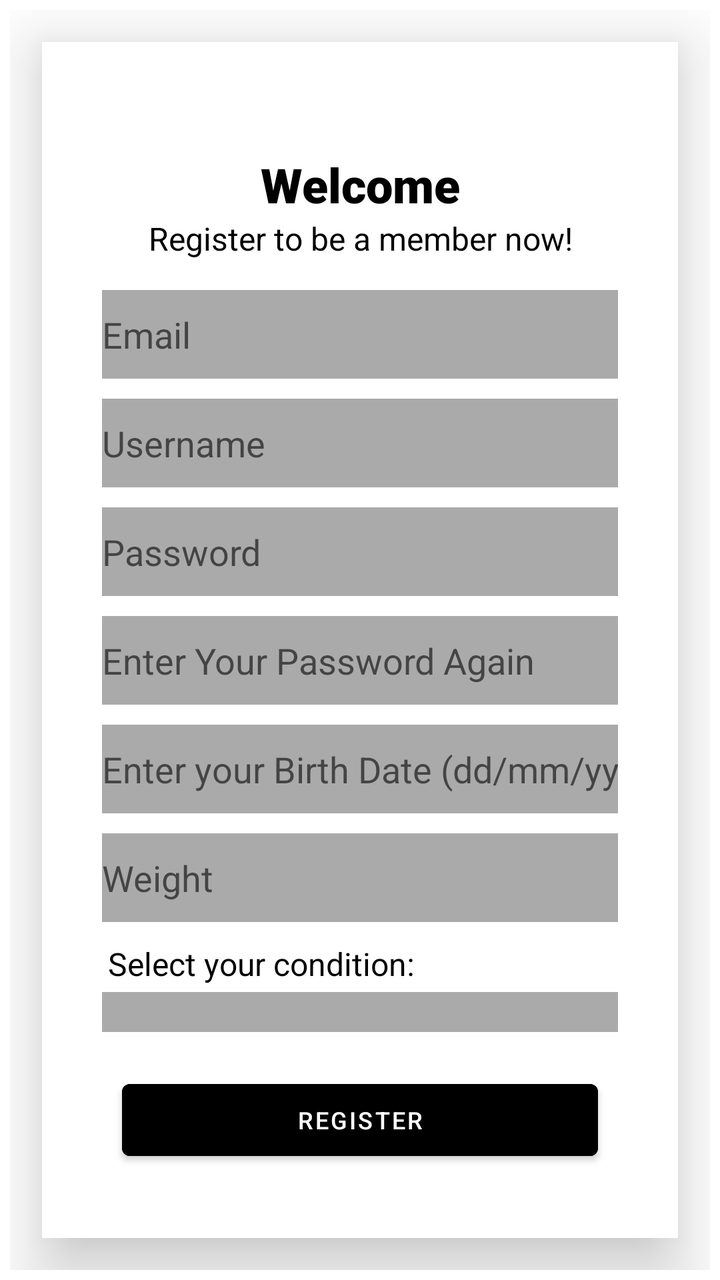
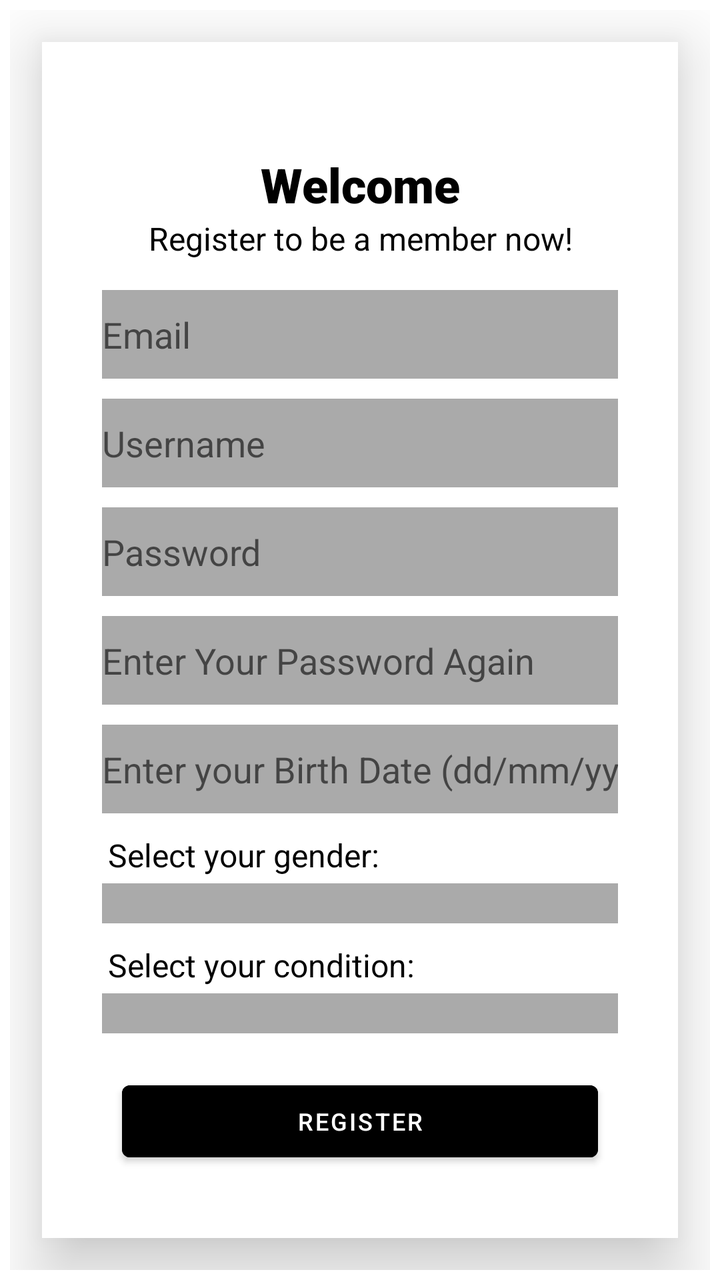

Two renders of the same Android screen: before a commit and after it. Below are the layout's source before the change and the commit's diff.
<!-- AndroidManifest.xml: application theme Theme.LPB2024 -->
<!-- res/layout/fragment_register.xml -->
<RelativeLayout xmlns:android="http://schemas.android.com/apk/res/android"
    xmlns:app="http://schemas.android.com/apk/res-auto"
    xmlns:tools="http://schemas.android.com/tools"
    android:layout_width="match_parent"
    android:layout_height="match_parent"
    android:padding="5dp"
    tools:context=".RegisterFragment"
    android:background="@color/white">

    <RelativeLayout xmlns:android="http://schemas.android.com/apk/res/android"
        xmlns:app="http://schemas.android.com/apk/res-auto"
        xmlns:tools="http://schemas.android.com/tools"
        android:layout_width="match_parent"
        android:layout_height="match_parent"
        android:padding="5dp"
        tools:context=".MainActivity"
        android:elevation="20dp"
        android:layout_margin="16dp"
        android:clipToPadding="false"
        android:clipChildren="false"
        android:background="@color/white">

        <TextView
            android:id="@+id/texttitle"
            android:layout_width="match_parent"
            android:layout_height="wrap_content"
            android:text="Welcome"
            android:textSize="24dp"
            android:layout_marginTop="50dp"
            android:layout_marginRight="25dp"
            android:layout_marginLeft="25dp"
            android:textAlignment="center"
            android:fontFamily="sans-serif-black"
            android:textColor="@color/black"/>

        <TextView
            android:id="@+id/text2"
            android:layout_width="match_parent"
            android:layout_height="wrap_content"
            android:text="Register to be a member now!"
            android:textSize="16dp"
            android:layout_marginRight="25dp"
            android:layout_marginLeft="25dp"
            android:layout_below="@id/texttitle"
            android:textAlignment="center"
            android:fontFamily="sans-serif"
            android:textColor="@color/black"/>

        <EditText
            android:id="@+id/username"
            android:layout_width="match_parent"
            android:layout_height="wrap_content"
            android:hint="Email"
            android:textSize="18dp"
            android:layout_below="@id/text2"
            android:inputType="text"
            android:layout_marginTop="15dp"
            android:layout_marginRight="25dp"
            android:layout_marginLeft="25dp"
            android:background="@android:color/darker_gray"
            android:textColor="@android:color/black"
            android:paddingVertical="10dp"/>

        <EditText
            android:id="@+id/email"
            android:layout_width="match_parent"
            android:layout_height="wrap_content"
            android:hint="Username"
            android:textSize="18dp"
            android:layout_below="@id/username"
            android:inputType="textEmailAddress"
            android:layout_marginTop="10dp"
            android:layout_marginRight="25dp"
            android:layout_marginLeft="25dp"
            android:background="@android:color/darker_gray"
            android:textColor="@android:color/black"
            android:paddingVertical="10dp"/>

        <EditText
            android:id="@+id/password1"
            android:layout_width="match_parent"
            android:layout_height="wrap_content"
            android:hint="Password"
            android:textSize="18dp"
            android:layout_below="@id/email"
            android:inputType="textPassword"
            android:layout_marginTop="10dp"
            android:layout_marginRight="25dp"
            android:layout_marginLeft="25dp"
            android:background="@android:color/darker_gray"
            android:textColor="@android:color/black"
            android:paddingVertical="10dp"/>

        <EditText
            android:id="@+id/password2"
            android:layout_width="match_parent"
            android:layout_height="wrap_content"
            android:hint="Enter Your Password Again"
            android:textSize="18dp"
            android:layout_below="@id/password1"
            android:inputType="textPassword"
            android:layout_marginTop="10dp"
            android:layout_marginRight="25dp"
            android:layout_marginLeft="25dp"
            android:background="@android:color/darker_gray"
            android:textColor="@android:color/black"
            android:paddingVertical="10dp"/>

        <EditText
            android:id="@+id/birth_date"
            android:layout_width="match_parent"
            android:layout_height="wrap_content"
            android:hint="Enter your Birth Date (dd/mm/yyyy)"
            android:textSize="18dp"
            android:layout_below="@id/password2"
            android:inputType="date"
            android:layout_marginTop="10dp"
            android:layout_marginRight="25dp"
            android:layout_marginLeft="25dp"
            android:background="@android:color/darker_gray"
            android:textColor="@android:color/black"
            android:paddingVertical="10dp"/>

        <EditText
            android:id="@+id/weight"
            android:layout_width="match_parent"
            android:layout_height="wrap_content"
            android:hint="Weight"
            android:textSize="18dp"
            android:layout_below="@id/birth_date"
            android:inputType="number"
            android:layout_marginTop="10dp"
            android:layout_marginRight="25dp"
            android:layout_marginLeft="25dp"
            android:background="@android:color/darker_gray"
            android:textColor="@android:color/black"
            android:paddingVertical="10dp"/>

        <TextView
            android:id="@+id/text3"
            android:layout_width="match_parent"
            android:layout_height="wrap_content"
            android:text="Select your condition:"
            android:textSize="16dp"
            android:layout_marginTop="10dp"
            android:layout_marginRight="28dp"
            android:layout_marginLeft="28dp"
            android:layout_below="@id/weight"
            android:fontFamily="sans-serif"
            android:textColor="@android:color/black"/>

        <Spinner
            android:id="@+id/condition"
            android:layout_width="match_parent"
            android:layout_height="wrap_content"
            android:layout_below="@id/text3"
            android:layout_marginRight="25dp"
            android:layout_marginLeft="25dp"
            android:layout_marginTop="10px"
            android:background="@android:color/darker_gray"
            android:textColor="@android:color/black"
            android:paddingVertical="10dp"/>

        <Button
            android:id="@+id/btnLogin"
            android:layout_width="match_parent"
            android:layout_height="wrap_content"
            android:textSize="12dp"
            android:text="REGISTER"
            android:layout_marginTop="20dp"
            android:layout_below="@id/condition"
            android:layout_marginRight="35dp"
            android:layout_marginLeft="35dp"
            android:backgroundTint="@color/black"/>

    </RelativeLayout>


</RelativeLayout>
<!-- resources referenced by this layout -->
<resources>
  <color name="black">#FF000000</color>
  <color name="white">#FFFFFFFF</color>
  <style name="Theme.LPB2024" parent="Theme.MaterialComponents.DayNight.NoActionBar">
          
          <item name="colorPrimary">@color/white</item>
          <item name="colorPrimaryVariant">@color/black</item>
          <item name="colorOnPrimary">@color/white</item>
          
          <item name="colorSecondary">@color/black</item>
          <item name="colorSecondaryVariant">@color/black</item>
          <item name="colorOnSecondary">@color/black</item>
          
          <item name="android:statusBarColor">?attr/colorPrimaryVariant</item>
          
      </style>
</resources>

<!-- the commit's change to res/layout/fragment_register.xml (unified diff, before → after) -->
@@ -111,9 +111,9 @@
             android:layout_width="match_parent"
             android:layout_height="wrap_content"
             android:hint="Enter your Birth Date (dd/mm/yyyy)"
-            android:textSize="18dp"
+            android:textSize="18sp"
             android:layout_below="@id/password2"
-            android:inputType="date"
+            android:inputType="text"
             android:layout_marginTop="10dp"
             android:layout_marginRight="25dp"
             android:layout_marginLeft="25dp"
@@ -121,17 +121,28 @@
             android:textColor="@android:color/black"
             android:paddingVertical="10dp"/>
 
-        <EditText
-            android:id="@+id/weight"
+
+        <TextView
+            android:id="@+id/gendertext"
             android:layout_width="match_parent"
             android:layout_height="wrap_content"
-            android:hint="Weight"
-            android:textSize="18dp"
+            android:text="Select your gender:"
+            android:textSize="16dp"
+            android:layout_marginTop="10dp"
+            android:layout_marginRight="28dp"
+            android:layout_marginLeft="28dp"
             android:layout_below="@id/birth_date"
-            android:inputType="number"
-            android:layout_marginTop="10dp"
+            android:fontFamily="sans-serif"
+            android:textColor="@android:color/black"/>
+
+        <Spinner
+            android:id="@+id/gender"
+            android:layout_width="match_parent"
+            android:layout_height="wrap_content"
+            android:layout_below="@id/gendertext"
             android:layout_marginRight="25dp"
             android:layout_marginLeft="25dp"
+            android:layout_marginTop="10px"
             android:background="@android:color/darker_gray"
             android:textColor="@android:color/black"
             android:paddingVertical="10dp"/>
@@ -145,7 +156,7 @@
             android:layout_marginTop="10dp"
             android:layout_marginRight="28dp"
             android:layout_marginLeft="28dp"
-            android:layout_below="@id/weight"
+            android:layout_below="@id/gender"
             android:fontFamily="sans-serif"
             android:textColor="@android:color/black"/>
 
